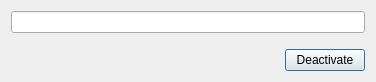
Old version of the form src/qrammer/bmbox.ui in the repository alex-lt-kong/qrammer.
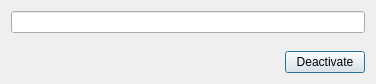
New version of the form. Icons and pictures are not drawn.

The edit to the form file:
```diff
--- a/src/qrammer/bmbox.ui
+++ b/src/qrammer/bmbox.ui
@@ -7,7 +7,7 @@
     <x>0</x>
     <y>0</y>
     <width>376</width>
-    <height>82</height>
+    <height>84</height>
    </rect>
   </property>
   <property name="windowTitle">
```
Left out of the diff: 6 changed lines with no effect on the pictures.
